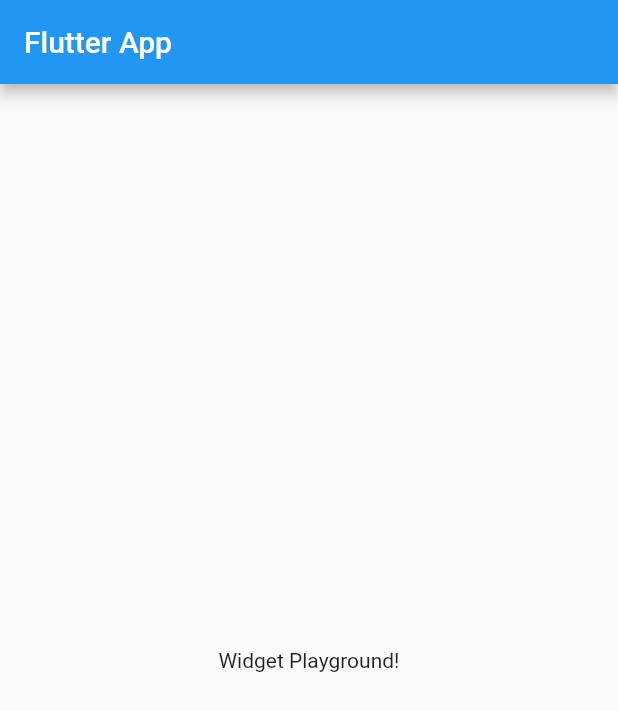
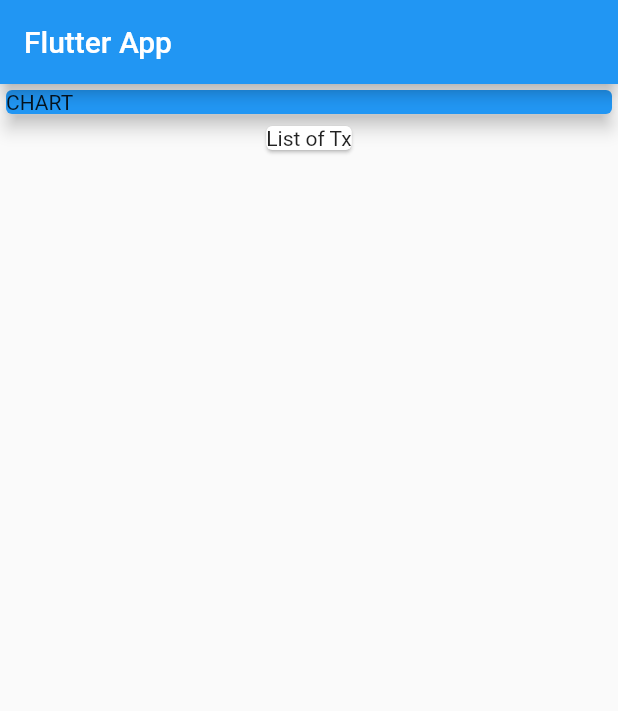
Before and after one commit to janbmagnait/personal_expense_tracker, a Flutter app: the screen it shows after launch, on a phone screen of 412 x 824 dp. Shown: the top 711 px of the screen. Run offline on Flutter 3.47's test engine with Material 2 defaults, Android fonts, the phone set to English and light mode, and no system bars.

Commit message:
72 Combining Widgets

```diff
--- a/lib/main.dart
+++ b/lib/main.dart
@@ -19,8 +19,20 @@ class MyHomePage extends StatelessWidget {
       appBar: AppBar(
         title: Text('Flutter App'),
       ),
-      body: Center(
-        child: Text('Widget Playground!'),
+      body: Column(
+        children: <Widget>[
+          Container(
+            width: double.infinity,
+            child: Card(
+              color: Colors.blue,
+              child: Text('CHART'),
+              elevation: 5,
+            ),
+          ),
+          Card(
+            child: Text('List of Tx'),
+          )
+        ],
       ),
     );
   }
```
